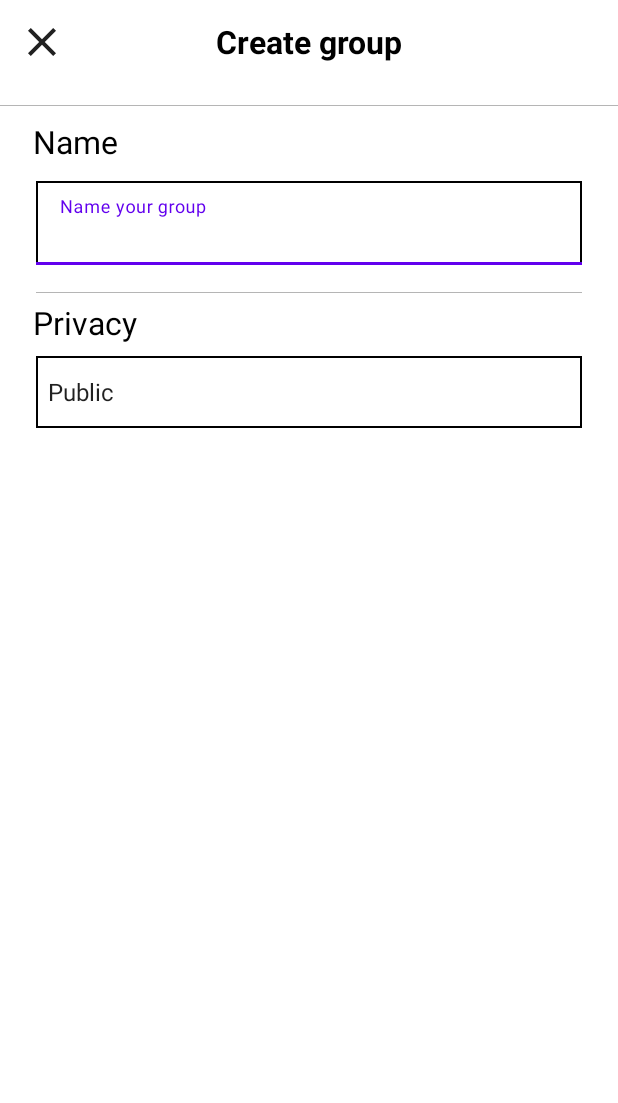
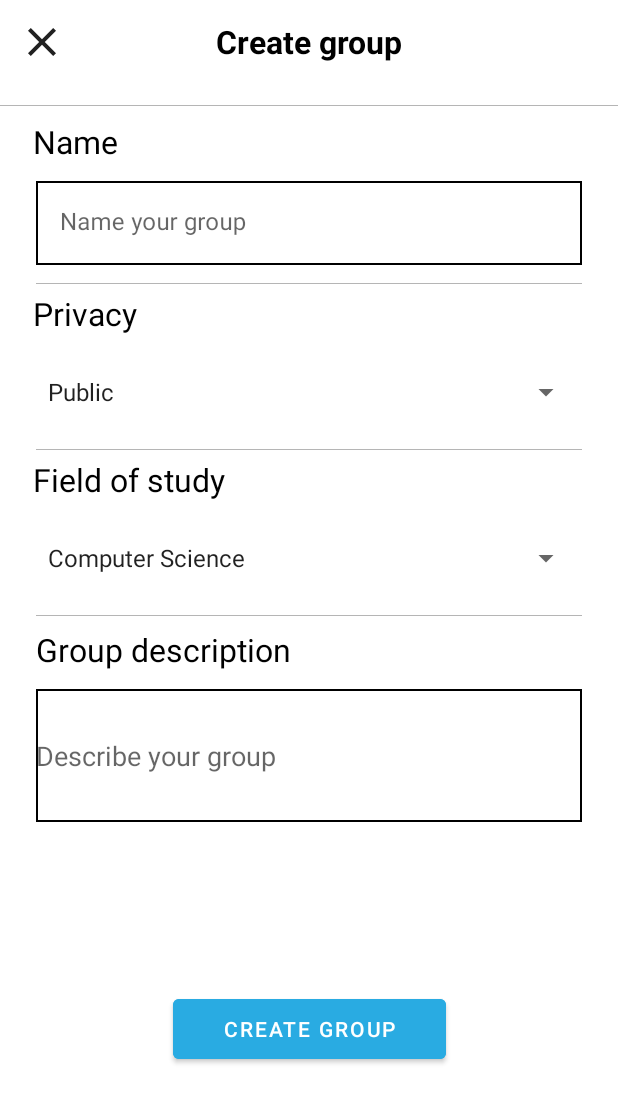
Before and after one commit to contug/G-UP, an Android app: the CreateGroupActivity screen opened directly, with no data from a screen before it, on a phone screen of 412 x 824 dp. Shown: the top 1103 px of the screen. Run offline under Robolectric (Android 15) with nearby library versions, the phone set to English and light mode, and no system bars.

Commit message:
Layout di Create Group

```diff
--- a/app/src/main/res/layout/activity_create_group.xml
+++ b/app/src/main/res/layout/activity_create_group.xml
@@ -7,6 +7,55 @@
     android:theme="@style/Theme.CreateGroupActivity"
     tools:context=".ui.main.CreateGroupActivity">
 
+
+    <Spinner
+        android:id="@+id/privacy_spinner"
+        android:layout_width="364dp"
+        android:layout_height="wrap_content"
+        android:layout_marginTop="12dp"
+        android:entries="@array/privacy_array"
+        android:minHeight="52dp"
+        android:spinnerMode="dropdown"
+        app:layout_constraintBottom_toTopOf="@+id/view3"
+        app:layout_constraintEnd_toEndOf="parent"
+        app:layout_constraintStart_toStartOf="parent"
+        app:layout_constraintTop_toBottomOf="@+id/textview_privacy" />
+
+    <com.google.android.material.textfield.TextInputEditText
+        android:id="@+id/textInput_group_description"
+        android:layout_width="364dp"
+        android:layout_marginTop="12dp"
+        android:background="@drawable/home_fragment_preview_details_shape_background"
+        android:hint="@string/describe_group"
+        android:minLines="4"
+        app:layout_constraintEnd_toEndOf="parent"
+        app:layout_constraintStart_toStartOf="parent"
+        app:layout_constraintTop_toBottomOf="@+id/textview_group_description"
+        android:layout_height="wrap_content" />
+
+    <TextView
+        android:id="@+id/textview_group_description"
+        android:layout_width="wrap_content"
+        android:layout_height="wrap_content"
+        android:layout_marginStart="24dp"
+        android:layout_marginTop="8dp"
+        android:text="@string/group_description"
+        android:textColor="@color/black"
+        android:textSize="21sp"
+        app:layout_constraintStart_toStartOf="parent"
+        app:layout_constraintTop_toBottomOf="@+id/view4" />
+
+    <View
+        android:id="@+id/view4"
+        android:layout_width="match_parent"
+        android:layout_height="0.5dp"
+        android:layout_marginStart="24dp"
+        android:layout_marginTop="12dp"
+        android:layout_marginEnd="24dp"
+        android:background="#B5B5B5"
+        app:layout_constraintEnd_toEndOf="parent"
+        app:layout_constraintStart_toStartOf="parent"
+        app:layout_constraintTop_toBottomOf="@+id/fos_spinner" />
 
     <androidx.appcompat.widget.Toolbar
         android:id="@+id/toolbar_create_group"
@@ -45,7 +94,7 @@
         app:layout_constraintTop_toTopOf="@id/toolbar_create_group" />
 
     <TextView
-        android:id="@+id/textView"
+        android:id="@+id/textview_name"
         android:layout_width="wrap_content"
         android:layout_height="wrap_content"
         android:layout_marginStart="22dp"
@@ -63,13 +112,15 @@
         app:boxBackgroundColor="@color/white"
         app:layout_constraintEnd_toEndOf="parent"
         app:layout_constraintStart_toStartOf="parent"
-        app:layout_constraintTop_toBottomOf="@+id/textView">
+        app:layout_constraintTop_toBottomOf="@+id/textview_name">
 
         <com.google.android.material.textfield.TextInputEditText
+            android:id="@+id/textInput_group_name"
             android:layout_width="364dp"
             android:layout_height="wrap_content"
             android:background="@drawable/home_fragment_preview_details_shape_background"
-            android:hint="@string/name_group" />
+            android:hint="@string/name_group"
+            android:minHeight="52dp" />
 
     </com.google.android.material.textfield.TextInputLayout>
 
@@ -78,7 +129,7 @@
         android:layout_width="match_parent"
         android:layout_height="0.5dp"
         android:layout_marginStart="24dp"
-        android:layout_marginTop="18dp"
+        android:layout_marginTop="12dp"
         android:layout_marginEnd="24dp"
         android:background="#B5B5B5"
         app:layout_constraintEnd_toEndOf="parent"
@@ -86,7 +137,7 @@
         app:layout_constraintTop_toBottomOf="@+id/textInputLayout" />
 
     <TextView
-        android:id="@+id/textView6"
+        android:id="@+id/textview_privacy"
         android:layout_width="wrap_content"
         android:layout_height="wrap_content"
         android:layout_marginStart="22dp"
@@ -97,19 +148,54 @@
         app:layout_constraintStart_toStartOf="parent"
         app:layout_constraintTop_toBottomOf="@+id/view2" />
 
+    <View
+        android:id="@+id/view3"
+        android:layout_width="match_parent"
+        android:layout_height="0.5dp"
+        android:layout_marginStart="24dp"
+        android:layout_marginTop="12dp"
+        android:layout_marginEnd="24dp"
+        android:background="#B5B5B5"
+        app:layout_constraintEnd_toEndOf="parent"
+        app:layout_constraintStart_toStartOf="parent"
+        app:layout_constraintTop_toBottomOf="@id/privacy_spinner" />
+
+    <TextView
+        android:id="@+id/textview_fieldofstudy"
+        android:layout_width="wrap_content"
+        android:layout_height="wrap_content"
+        android:layout_marginStart="22dp"
+        android:layout_marginTop="5dp"
+        android:text="@string/field_of_study"
+        android:textColor="@color/black"
+        android:textSize="21sp"
+        app:layout_constraintStart_toStartOf="parent"
+        app:layout_constraintTop_toBottomOf="@+id/view3" />
+
     <Spinner
-        android:id="@+id/spinner"
+        android:id="@+id/fos_spinner"
         android:layout_width="364dp"
         android:layout_height="wrap_content"
-        android:layout_marginTop="8dp"
-        android:background="@drawable/home_fragment_preview_details_shape_background"
-        android:entries="@array/privacy_array"
-        android:minWidth="364dp"
-        android:minHeight="48dp"
-        android:spinnerMode="dialog"
+        android:layout_marginTop="12dp"
+        android:entries="@array/field_of_study_array"
+        android:minHeight="52dp"
+        android:spinnerMode="dropdown"
         app:layout_constraintEnd_toEndOf="parent"
         app:layout_constraintStart_toStartOf="parent"
-        app:layout_constraintTop_toBottomOf="@+id/textView6" />
+        app:layout_constraintTop_toBottomOf="@+id/textview_fieldofstudy" />
+
+    <Button
+        android:id="@+id/button"
+        android:layout_width="wrap_content"
+        android:layout_height="wrap_content"
+        android:width="182dp"
+        android:backgroundTint="#29ABE2"
+        android:minHeight="52dp"
+        android:text="@string/create_group"
+        app:layout_constraintBottom_toBottomOf="parent"
+        app:layout_constraintEnd_toEndOf="parent"
+        app:layout_constraintStart_toStartOf="parent"
+        app:layout_constraintTop_toBottomOf="@+id/textInput_group_description" />
 
 
 </androidx.constraintlayout.widget.ConstraintLayout>
--- a/app/src/main/res/values/strings.xml
+++ b/app/src/main/res/values/strings.xml
@@ -18,7 +18,27 @@
         <item>@string/public_group</item>
         <item>@string/private_group</item>
     </string-array>
+
     <string name="public_group">Public</string>
     <string name="private_group">Private</string>
     <string name="name_group">Name your group</string>
+    <string name="field_of_study">Field of study</string>
+
+    <string-array name="field_of_study_array">
+        <item>@string/fos_computer_science</item>
+        <item>@string/fos_biology</item>
+        <item>@string/fos_literature</item>
+        <item>@string/fos_physics</item>
+        <item>@string/fos_psychology</item>
+        <item>@string/fos_others</item>
+    </string-array>
+
+    <string name="fos_computer_science">Computer Science</string>
+    <string name="fos_biology">Biology</string>
+    <string name="fos_literature">Literature</string>
+    <string name="fos_physics">Physics</string>
+    <string name="fos_psychology">Psychology</string>
+    <string name="fos_others">Others</string>
+    <string name="group_description">Group description</string>
+    <string name="describe_group">Describe your group</string>
 </resources>
```
